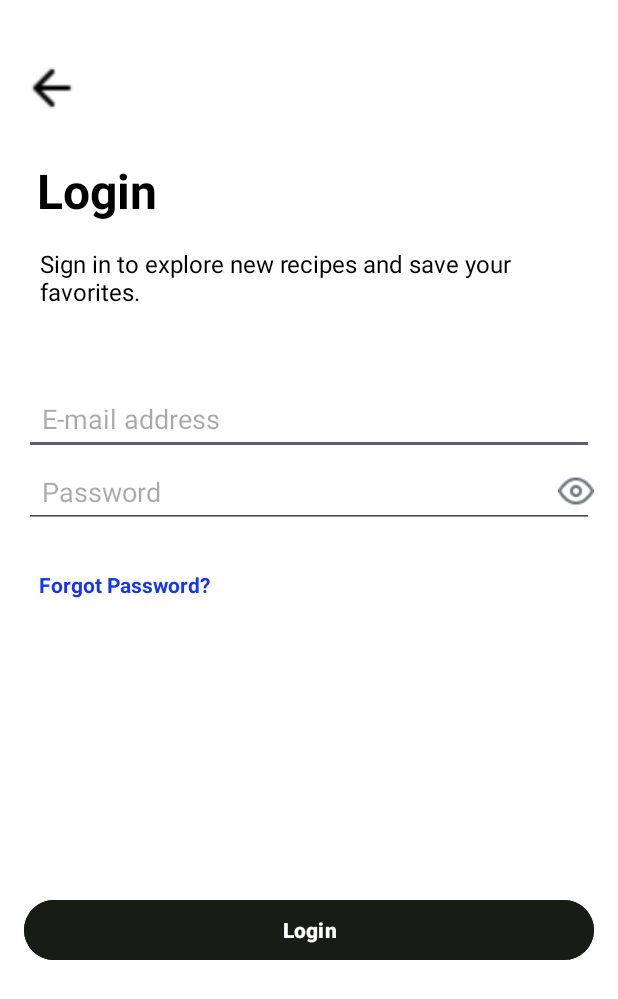
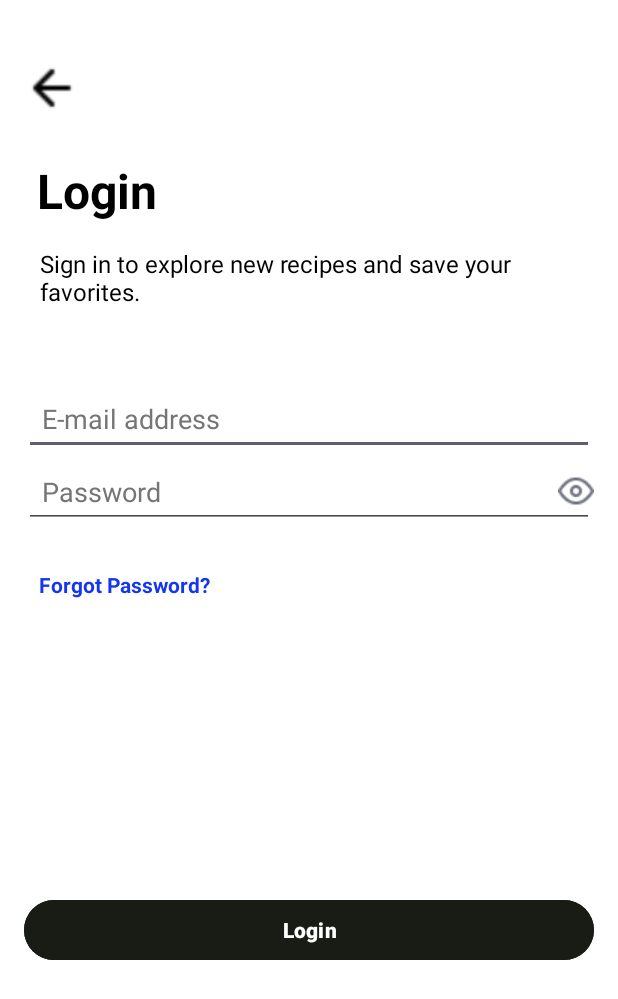
Before and after one commit to panchaliSam/Recipeez_Y2S2_MIT, an Android app: the LoginScreen screen opened directly, with no data from a screen before it, on a phone screen of 412 x 824 dp. Shown: the top 999 px of the screen. Run offline under Robolectric (Android 15) with nearby library versions, the phone set to English and light mode, and no system bars; our stand-ins replace Firebase (no records; nobody signed in at launch, a user with empty details on screens opened directly).

```diff
--- a/app/build.gradle.kts
+++ b/app/build.gradle.kts
@@ -55,4 +55,6 @@ dependencies {
 
     implementation("com.google.firebase:firebase-auth")
     implementation("com.google.firebase:firebase-firestore")
+
+    implementation("androidx.core:core-splashscreen:1.0.1")
 }
--- a/app/src/main/AndroidManifest.xml
+++ b/app/src/main/AndroidManifest.xml
@@ -6,9 +6,9 @@
         android:allowBackup="true"
         android:dataExtractionRules="@xml/data_extraction_rules"
         android:fullBackupContent="@xml/backup_rules"
-        android:icon="@mipmap/ic_launcher"
+        android:icon="@drawable/logo"
         android:label="@string/app_name"
-        android:roundIcon="@mipmap/ic_launcher_round"
+        android:roundIcon="@drawable/logo"
         android:supportsRtl="true"
         android:theme="@style/Theme.Recipeez"
         tools:targetApi="31">
--- a/app/src/main/res/layout/activity_login_screen.xml
+++ b/app/src/main/res/layout/activity_login_screen.xml
@@ -68,22 +68,25 @@
             android:hint="@string/emailAd"
             android:inputType="textEmailAddress"
             android:padding="12dp"
-            android:textColor="@color/black" />
+            android:textColor="@color/black"
+            android:textColorHint="@color/hintColor" />
 
         <!-- Password Field with Visibility Toggle -->
         <RelativeLayout
             android:layout_width="match_parent"
             android:layout_height="wrap_content">
+
             <EditText
                 android:id="@+id/loginPassword"
                 android:layout_width="match_parent"
                 android:layout_height="wrap_content"
+                android:layout_alignParentStart="true"
+                android:layout_alignParentEnd="true"
                 android:hint="@string/pwd"
                 android:inputType="textPassword"
                 android:padding="12dp"
                 android:textColor="@color/black"
-                android:layout_alignParentStart="true"
-                android:layout_alignParentEnd="true"/>
+                android:textColorHint="@color/hintColor" />
 
             <ImageView
                 android:id="@+id/eyeIcon"
--- a/app/src/main/res/values/colors.xml
+++ b/app/src/main/res/values/colors.xml
@@ -3,6 +3,6 @@
     <color name="black">#FF000000</color>
     <color name="white">#FFFFFFFF</color>
     <color name="btnActive">#181C14</color>
-
+    <color name="hintColor">#757575</color>
     <color name="splashScreen">#0C2D1C</color>
 </resources>
```
Also changed, not shown: app/src/main/java/com/example/recipeez/view/activities/SplashScreen.kt (+11 -1 lines), app/src/main/java/com/example/recipeez/view/activities/WelcomeScreen.kt (+16 -1 lines), app/src/main/res/layout/activity_register_account.xml (+6 -5 lines).
